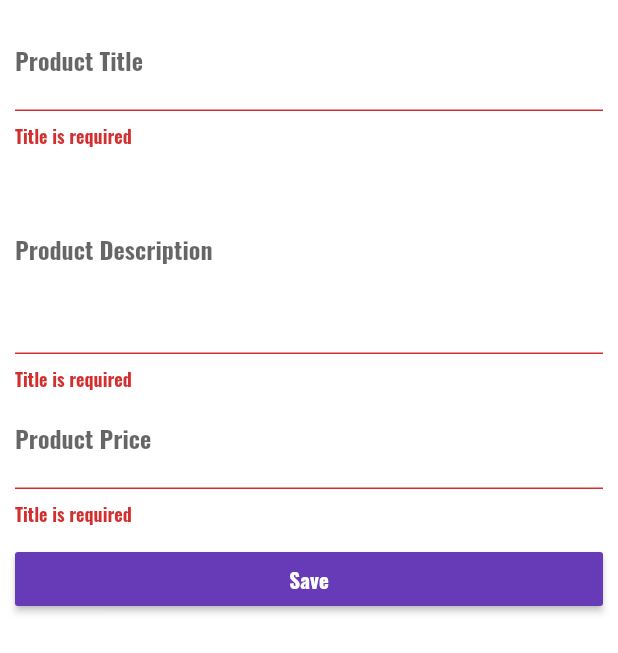
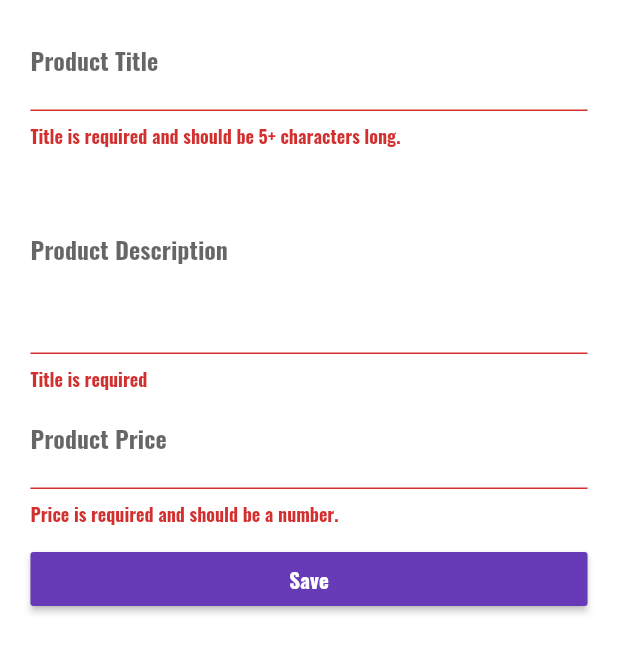
Before and after one commit to brian880120/flutter_tutorial, a Flutter app: the ProductEditPage screen opened directly, after a tap on "Save", on a phone screen of 412 x 824 dp. Shown: the top 653 px of the screen. Run offline on Flutter 3.47's test engine with Material 2 defaults, Android fonts, the phone set to English and light mode, and no system bars.

Commit message:
replace entity with map in auth and product edit page

```diff
--- a/lib/pages/product/product_edit.dart
+++ b/lib/pages/product/product_edit.dart
@@ -12,12 +12,19 @@ class ProductEditPage extends StatefulWidget {
 }
 
 class _ProductEditPageState extends State<ProductEditPage> {
-    Product newProduct = new Product(
-        title: '',
-        description: '',
-        price: null,
-        image: 'assets/demo.jpg',
-    );
+    final Map<String, dynamic> _formData = {
+        'title': null,
+        'description': null,
+        'price': null,
+        'image': 'assets/demo.jpg',
+    };
+
+    // Product newProduct = new Product(
+    //     title: '',
+    //     description: '',
+    //     price: null,
+    //     image: 'assets/demo.jpg',
+    // );
 
     final GlobalKey<FormState> _formKey = GlobalKey<FormState>();
     final _titleFocusNode = FocusNode();
@@ -34,12 +41,12 @@ class _ProductEditPageState extends State<ProductEditPage> {
                 ),
                 initialValue: selectedProduct == null ? null : selectedProduct.title,
                 validator: (String value) {
-                    if (value.isEmpty) {
-                        return 'Title is required';
+                    if (value.isEmpty || value.length < 5) {
+                        return 'Title is required and should be 5+ characters long.';
                     }
                 },
                 onSaved: (String value) {
-                    newProduct.title = value;
+                    _formData['title'] = value;
                 },
             ),
         );
@@ -61,7 +68,7 @@ class _ProductEditPageState extends State<ProductEditPage> {
                     }
                 },
                 onSaved: (String value) {
-                    newProduct.description = value;
+                    _formData['description'] = value;
                 },
             ),
         );
@@ -77,28 +84,42 @@ class _ProductEditPageState extends State<ProductEditPage> {
                 ),
                 initialValue: selectedProduct == null ? null : selectedProduct.price.toString(),
                 validator: (String value) {
-                    if (value.isEmpty) {
-                        return 'Title is required';
+                    if (value.isEmpty || !RegExp(r'^(?:[1-9]\d*|0)?(?:\.\d+)?$').hasMatch(value)) {
+                        return 'Price is required and should be a number.';
                     }
                 },
                 keyboardType: TextInputType.number,
                 onSaved: (String value) {
-                    newProduct.price = double.parse(value);
+                    _formData['price'] = double.parse(value);
                 },
             ),
         );
     }
 
-    void _submitForm(Function addProduct, Function updateProduct, [Product selectedProduct]) {
-        if (_formKey.currentState.validate()) {
-            _formKey.currentState.save();
-            if (selectedProduct != null) {
-                updateProduct(newProduct);
-            } else {
-                addProduct(newProduct);
-            }
-            Navigator.pushReplacementNamed(context, '/products');
+    void _submitForm(Function addProduct, Function updateProduct, [int selectedProductIndex]) {
+        if (!_formKey.currentState.validate()) {
+            return;
         }
+
+        _formKey.currentState.save();
+
+        if (selectedProductIndex == null) {
+            addProduct(Product(
+                    title: _formData['title'],
+                    description: _formData['description'],
+                    price: _formData['price'],
+                    image: _formData['image']),
+            );
+        } else {
+            updateProduct(Product(
+                    title: _formData['title'],
+                    description: _formData['description'],
+                    price: _formData['price'],
+                    image: _formData['image']),
+            );
+        }
+
+        Navigator.pushReplacementNamed(context, '/products');
     }
 
     Widget _buildSubmitButton() {
@@ -108,13 +129,16 @@ class _ProductEditPageState extends State<ProductEditPage> {
                     color: Theme.of(context).accentColor,
                     textColor: Colors.white,
                     child: Text('Save'),
-                    onPressed: () => _submitForm(model.addProduct, model.updateProduct, model.selectedProduct),
+                    onPressed: () => _submitForm(model.addProduct, model.updateProduct, model.selectedProductIndex),
                 );
             }
         );
     }
 
-    Widget _buildPageContent(BuildContext context, double targetWidth, Product selectedProduct) {
+    Widget _buildPageContent(BuildContext context, Product selectedProduct) {
+        final double deviceWidth = MediaQuery.of(context).size.width;
+        final double targetWidth = deviceWidth > 550.0 ? 500.0 : deviceWidth * 0.95;
+        final double targetPadding = deviceWidth - targetWidth;
         return GestureDetector(
             onTap: () {
                 FocusScope.of(context).requestFocus(FocusNode());
@@ -125,6 +149,7 @@ class _ProductEditPageState extends State<ProductEditPage> {
                 child: Form(
                     key: _formKey,
                     child: ListView(
+                        padding: EdgeInsets.symmetric(horizontal: targetPadding / 2),
                         children: <Widget>[
                             _buildTitleTextField(selectedProduct),
                             _buildDescriptionTextField(selectedProduct),
@@ -142,12 +167,9 @@ class _ProductEditPageState extends State<ProductEditPage> {
 
     @override
     Widget build(BuildContext context) {
-        final double deviceWidth = MediaQuery.of(context).size.width;
-        final double targetWidth = deviceWidth > 550.0 ? 500.0 : deviceWidth * 0.95;
-
         return ScopedModelDescendant<ProductsModel>(
             builder: (BuildContext context, Widget child, ProductsModel model) {
-                final Widget pageContent = _buildPageContent(context, targetWidth, model.selectedProduct);
+                final Widget pageContent = _buildPageContent(context, model.selectedProduct);
                 return model.selectedProductIndex == null ?
                     pageContent :
                     Scaffold(
```
Also changed, not shown: lib/pages/auth/auth.dart (+36 -23 lines).
